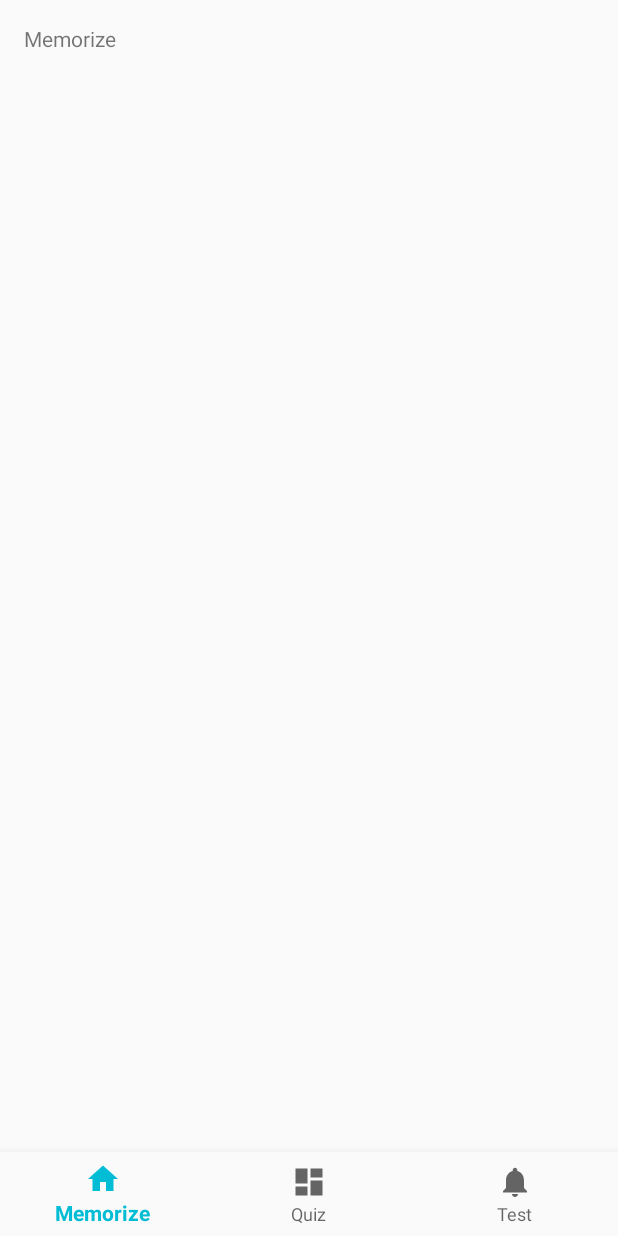
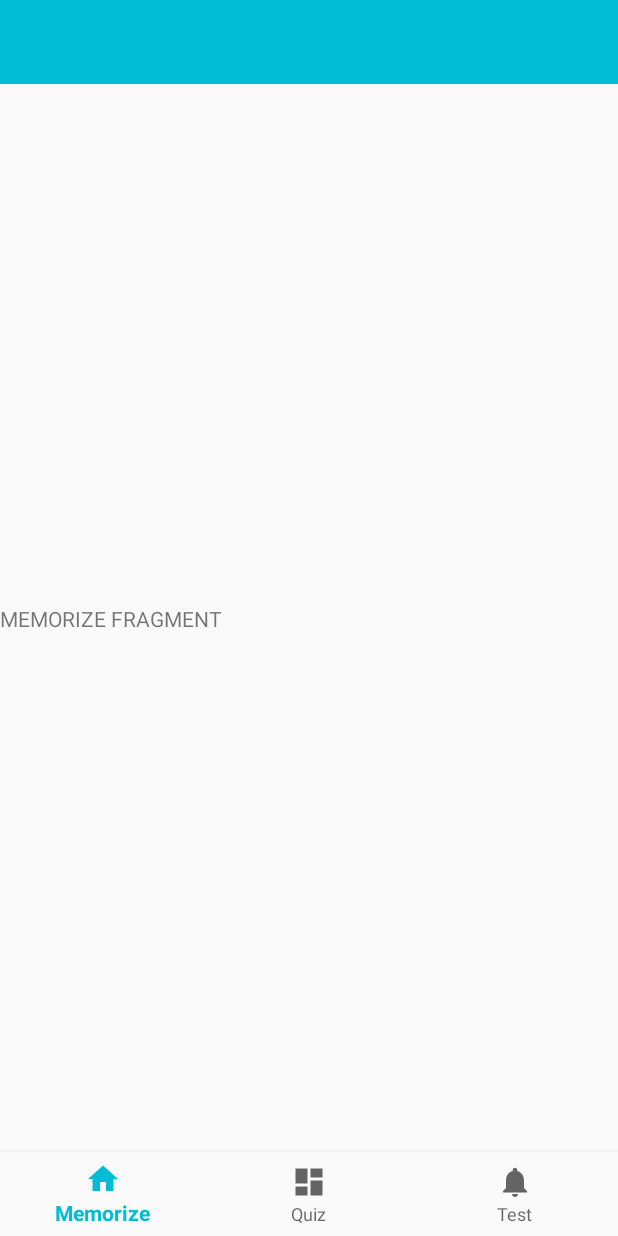
Before and after one commit to leoberenger/Didaktos, an Android app: the LearnActivity screen opened directly, with no data from a screen before it, on a phone screen of 412 x 824 dp. Run offline under Robolectric (Android 15) with nearby library versions, the phone set to English and light mode, and no system bars.

Commit message:
Added Learn Fragments

```diff
--- a/app/src/main/java/fr/didaktos/didaktos/controllers/activities/LearnActivity.java
+++ b/app/src/main/java/fr/didaktos/didaktos/controllers/activities/LearnActivity.java
@@ -3,19 +3,23 @@ package fr.didaktos.didaktos.controllers.activities;
 import android.os.Bundle;
 import android.support.annotation.NonNull;
 import android.support.design.widget.BottomNavigationView;
+import android.support.v4.app.Fragment;
+import android.support.v4.app.FragmentTransaction;
 import android.support.v7.app.AppCompatActivity;
 import android.util.Log;
 import android.view.MenuItem;
 import android.widget.TextView;
 
 import fr.didaktos.didaktos.R;
+import fr.didaktos.didaktos.controllers.fragments.learn.MemorizeFragment;
+import fr.didaktos.didaktos.controllers.fragments.learn.QuizFragment;
+import fr.didaktos.didaktos.controllers.fragments.learn.TestFragment;
 import fr.didaktos.didaktos.models.DeckWithCards;
 
 public class LearnActivity extends AppCompatActivity {
 
     private String TAG = "Learn Activity";
 
-    private TextView mTextMessage;
     private DeckWithCards deck;
 
     private BottomNavigationView.OnNavigationItemSelectedListener mOnNavigationItemSelectedListener
@@ -23,18 +27,24 @@ public class LearnActivity extends AppCompatActivity {
 
         @Override
         public boolean onNavigationItemSelected(@NonNull MenuItem item) {
+            Fragment fragment = null;
             switch (item.getItemId()) {
                 case R.id.navigation_memorize:
-                    mTextMessage.setText(R.string.title_memorize);
-                    return true;
+                    fragment = new MemorizeFragment();
+                    break;
                 case R.id.navigation_quiz:
-                    mTextMessage.setText(R.string.title_quiz);
-                    return true;
+                    fragment = new QuizFragment();
+                    break;
                 case R.id.navigation_test:
-                    mTextMessage.setText(R.string.title_test);
-                    return true;
+                    fragment = new TestFragment();
+                    break;
             }
-            return false;
+
+            FragmentTransaction transaction = getSupportFragmentManager().beginTransaction();
+            transaction.replace(R.id.activity_learn_frame_layout, fragment);
+            transaction.commit();
+
+            return true;
         }
     };
 
@@ -43,18 +53,21 @@ public class LearnActivity extends AppCompatActivity {
         super.onCreate(savedInstanceState);
         setContentView(R.layout.activity_learn);
 
-        //if Edit, retrieve property
+        //retrieve deck
         if(getIntent().getParcelableExtra(DeckWithCards.DECK_KEY) != null){
             deck = getIntent().getParcelableExtra(DeckWithCards.DECK_KEY);
             Log.e(TAG, "title = " + deck.getTitle());
             Log.e(TAG, "cards size = " + deck.getCards().size());
+        }
+
+        FragmentTransaction transaction = getSupportFragmentManager().beginTransaction();
+        transaction.replace(R.id.activity_learn_frame_layout,  new MemorizeFragment());
+        transaction.commit();
+
+        BottomNavigationView navigation = (BottomNavigationView) findViewById(R.id.navigation);
+        navigation.setOnNavigationItemSelectedListener(mOnNavigationItemSelectedListener);
 
 
-        }
-
-        mTextMessage = (TextView) findViewById(R.id.message);
-        BottomNavigationView navigation = (BottomNavigationView) findViewById(R.id.navigation);
-        navigation.setOnNavigationItemSelectedListener(mOnNavigationItemSelectedListener);
     }
 
 }
--- /dev/null
+++ b/app/src/main/java/fr/didaktos/didaktos/controllers/fragments/learn/MemorizeFragment.java
@@ -0,0 +1,30 @@
+package fr.didaktos.didaktos.controllers.fragments.learn;
+
+
+import android.os.Bundle;
+import android.support.v4.app.Fragment;
+import android.view.LayoutInflater;
+import android.view.View;
+import android.view.ViewGroup;
+
+import fr.didaktos.didaktos.R;
+
+/**
+ * A simple {@link Fragment} subclass.
+ */
+public class MemorizeFragment extends Fragment {
+
+
+    public MemorizeFragment() {
+        // Required empty public constructor
+    }
+
+
+    @Override
+    public View onCreateView(LayoutInflater inflater, ViewGroup container,
+                             Bundle savedInstanceState) {
+        // Inflate the layout for this fragment
+        return inflater.inflate(R.layout.fragment_memorize, container, false);
+    }
+
+}
--- a/app/src/main/res/layout/activity_learn.xml
+++ b/app/src/main/res/layout/activity_learn.xml
@@ -1,5 +1,6 @@
 <?xml version="1.0" encoding="utf-8"?>
-<android.support.constraint.ConstraintLayout xmlns:android="http://schemas.android.com/apk/res/android"
+<android.support.constraint.ConstraintLayout
+    xmlns:android="http://schemas.android.com/apk/res/android"
     xmlns:app="http://schemas.android.com/apk/res-auto"
     xmlns:tools="http://schemas.android.com/tools"
     android:id="@+id/container"
@@ -7,16 +8,24 @@
     android:layout_height="match_parent"
     tools:context=".controllers.activities.LearnActivity">
 
-    <TextView
-        android:id="@+id/message"
-        android:layout_width="wrap_content"
+    <!-- Toolbar -->
+    <android.support.v7.widget.Toolbar
+        android:id="@+id/activity_learn_toolbar"
+        android:layout_width="match_parent"
         android:layout_height="wrap_content"
-        android:layout_marginLeft="@dimen/activity_horizontal_margin"
-        android:layout_marginStart="@dimen/activity_horizontal_margin"
-        android:layout_marginTop="@dimen/activity_vertical_margin"
-        android:text="@string/title_memorize"
-        app:layout_constraintLeft_toLeftOf="parent"
-        app:layout_constraintTop_toTopOf="parent" />
+        android:background="@color/colorPrimary"
+        app:theme="@style/ToolbarTheme"
+        app:layout_constraintEnd_toStartOf="@id/activity_learn_frame_layout"/>
+
+    <!-- Fragment Layout -->
+    <FrameLayout
+        android:id="@+id/activity_learn_frame_layout"
+        android:layout_width="match_parent"
+        android:layout_height="wrap_content"
+        app:layout_constraintStart_toStartOf="parent"
+        app:layout_constraintEnd_toEndOf="parent"
+        app:layout_constraintTop_toBottomOf="@+id/activity_learn_toolbar"
+        app:layout_constraintBottom_toTopOf="@id/navigation"/>
 
     <android.support.design.widget.BottomNavigationView
         android:id="@+id/navigation"
--- /dev/null
+++ b/app/src/main/res/layout/fragment_memorize.xml
@@ -0,0 +1,14 @@
+<?xml version="1.0" encoding="utf-8"?>
+<FrameLayout xmlns:android="http://schemas.android.com/apk/res/android"
+    xmlns:tools="http://schemas.android.com/tools"
+    android:layout_width="match_parent"
+    android:layout_height="match_parent"
+    tools:context=".controllers.fragments.learn.MemorizeFragment">
+
+    <!-- TODO: Update blank fragment layout -->
+    <TextView
+        android:layout_width="match_parent"
+        android:layout_height="match_parent"
+        android:text="MEMORIZE FRAGMENT" />
+
+</FrameLayout>
--- a/app/src/main/res/values/strings.xml
+++ b/app/src/main/res/values/strings.xml
@@ -18,4 +18,7 @@
     <string name="title_memorize">Memorize</string>
     <string name="title_quiz">Quiz</string>
     <string name="title_test">Test</string>
+
+    <!-- TODO: Remove or change this placeholder text -->
+    <string name="hello_blank_fragment">Hello blank fragment</string>
 </resources>
```
Also changed, not shown: app/src/main/java/fr/didaktos/didaktos/controllers/fragments/learn/QuizFragment.java (added, +30 -0 lines), app/src/main/java/fr/didaktos/didaktos/controllers/fragments/learn/TestFragment.java (added, +30 -0 lines), app/src/main/res/layout/fragment_quiz.xml (added, +14 -0 lines), app/src/main/res/layout/fragment_test.xml (added, +14 -0 lines).
